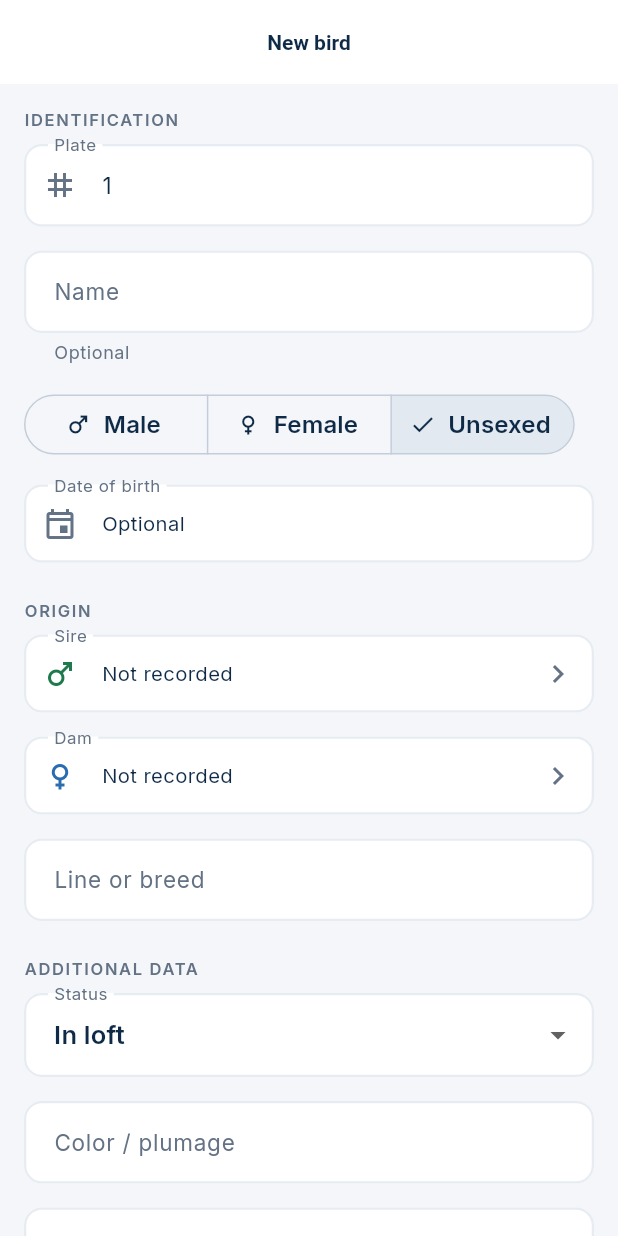
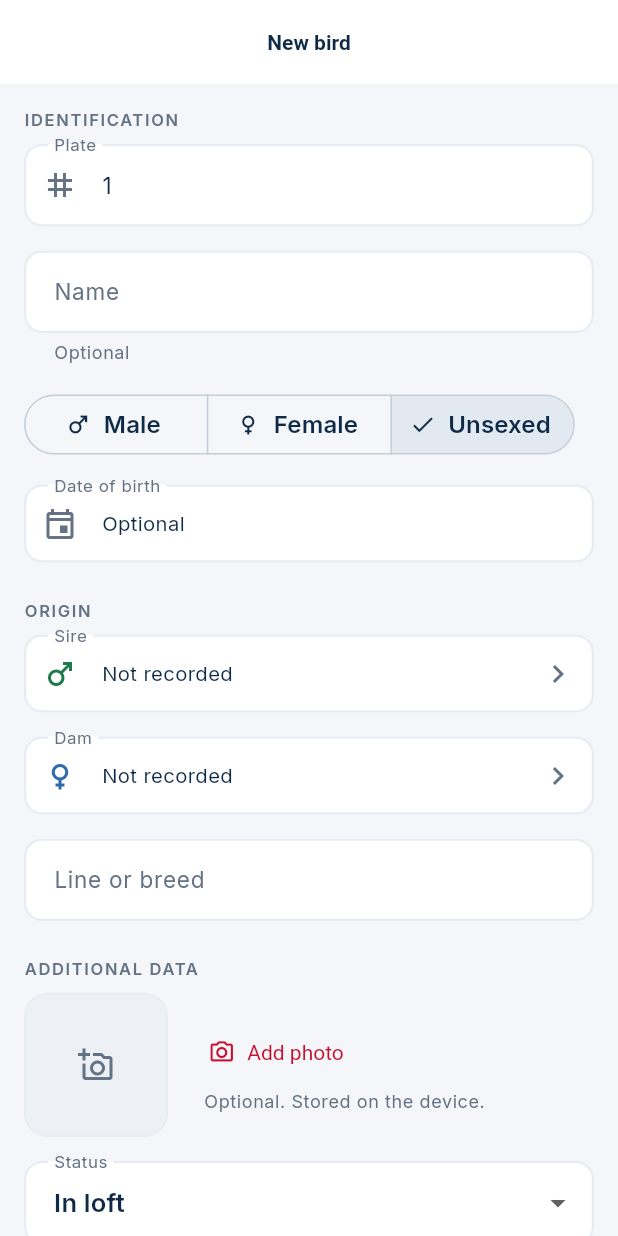
Before and after one commit to Crisgmz/criadorpro, a Flutter app: the BirdFormView screen opened by its route, on a phone screen of 412 x 824 dp. Run offline on Flutter 3.47's test engine with Material 3 defaults, Android fonts, the phone set to English and light mode, and no system bars; our stand-ins replace connectivity_plus, drift, drift_flutter, flutter_riverpod, go_router, image_picker and 2 more; accounts and stored records are empty; generated files the repository leaves out were written again.

Commit message:
RF-REG-15: foto del ejemplar
Cámara o galería, con los topes de RV-19 aplicados: 1.600 px de lado mayor y
2 MB. El redimensionado lo hace el selector en código nativo, que es órdenes de
magnitud más rápido que recorrer píxeles en Dart y evita cargar en memoria una
foto de 12 megapíxeles en un teléfono de gama baja. Solo si aun así se pasa de
2 MB se recomprime, y en un isolate para no congelar la interfaz.

La foto se guarda en el área privada de la app y en Drift solo viaja la ruta:
meter dos megas de binario en SQLite hincharía cada consulta y cada copia.
`photo_path` no va en el payload de sincronización porque una ruta local no
significa nada en otro dispositivo; la subida a Storage queda pendiente.

Sustituir una foto borra la anterior, pero solo cuando la nueva ya está en
disco: si la captura falla, el ejemplar conserva la que tenía.

Se ve en el formulario, en la ficha y como miniatura en la lista. Si el archivo
desapareció se cae al icono de sexo en lugar de romper la pantalla.

Permisos de cámara y fotos añadidos al Info.plist de iOS.

9 pruebas nuevas (255 en total).

Co-Authored-By: Claude Opus 5 (1M context) <noreply@anthropic.com>

```diff
--- /dev/null
+++ b/lib/core/media/photo_service.dart
@@ -0,0 +1,106 @@
+import 'dart:io';
+
+import 'package:flutter/foundation.dart';
+import 'package:image/image.dart' as img;
+import 'package:image_picker/image_picker.dart';
+import 'package:path/path.dart' as p;
+import 'package:path_provider/path_provider.dart';
+import 'package:uuid/uuid.dart';
+
+/// De dónde sale la foto del ejemplar — `RF-REG-15`.
+enum PhotoSource { camera, gallery }
+
+/// Captura y almacenamiento local de fotos.
+///
+/// La foto se guarda **en el sistema de archivos de la app**, nunca en la base:
+/// meter dos megas de binario en SQLite hincharía cada consulta y cada copia.
+/// En Drift solo viaja la ruta (`birds.photo_path`), y la subida a Storage es
+/// una operación aparte para que una foto pesada no bloquee la cola de datos.
+class PhotoService {
+  PhotoService({ImagePicker? picker, Uuid uuid = const Uuid()})
+    : _picker = picker ?? ImagePicker(),
+      _uuid = uuid;
+
+  final ImagePicker _picker;
+  final Uuid _uuid;
+
+  /// `RV-19` — 1.600 px en el lado mayor.
+  static const double maxSide = 1600;
+
+  /// `RV-19` — 2 MB por foto.
+  static const int maxBytes = 2 * 1024 * 1024;
+
+  /// Calidad inicial. Si aun así se pasa de [maxBytes] se vuelve a comprimir
+  /// más bajo, en lugar de rechazar la foto: el criador ya la tomó y decirle
+  /// que «pesa demasiado» sin más sería devolverle un problema que la app
+  /// puede resolver sola.
+  static const int _initialQuality = 85;
+  static const int _fallbackQuality = 60;
+
+  /// Carpeta de las fotos dentro del área privada de la app.
+  static const String _folder = 'bird_photos';
+
+  /// Abre la cámara o la galería y deja la foto lista en disco.
+  ///
+  /// Devuelve `null` si el usuario cancela — que no es un error y no debe
+  /// mostrar mensaje alguno.
+  Future<String?> capture(PhotoSource source) async {
+    // El redimensionado lo hace el propio selector, en código nativo: es
+    // órdenes de magnitud más rápido que recorrer los píxeles en Dart, y evita
+    // cargar en memoria una foto de 12 megapíxeles en un teléfono de gama baja.
+    final picked = await _picker.pickImage(
+      source: source == PhotoSource.camera ? ImageSource.camera : ImageSource.gallery,
+      maxWidth: maxSide,
+      maxHeight: maxSide,
+      imageQuality: _initialQuality,
+    );
+    if (picked == null) return null;
+
+    return _persist(picked);
+  }
+
+  Future<String> _persist(XFile picked) async {
+    final directory = Directory(p.join((await getApplicationDocumentsDirectory()).path, _folder));
+    if (!directory.existsSync()) await directory.create(recursive: true);
+
+    var bytes = await picked.readAsBytes();
+
+    // Segunda pasada solo si hace falta. A 1.600 px y 85 % casi ninguna foto
+    // llega a 2 MB, pero `RV-19` es un tope, no una expectativa: las que se
+    // pasan se recomprimen en un isolate para no congelar la interfaz.
+    if (bytes.length > maxBytes) {
+      bytes = await compute(_recompress, bytes);
+    }
+
+    // Nombre propio y no el original: dos fotos de galería pueden llamarse
+    // igual, y la extensión de origen puede no coincidir con lo que se guardó.
+    final file = File(p.join(directory.path, '${_uuid.v4()}.jpg'));
+    await file.writeAsBytes(bytes);
+    return file.path;
+  }
+
+  /// Recodifica a menor calidad. Se ejecuta fuera del hilo de la interfaz:
+  /// decodificar 2,5 megapíxeles en Dart tarda lo suficiente como para que se
+  /// note un tirón en el desplazamiento.
+  static Uint8List _recompress(Uint8List bytes) {
+    final decoded = img.decodeImage(bytes);
+    // Si no se puede decodificar se devuelve tal cual: perder la foto sería
+    // peor que guardarla algo más pesada de la cuenta.
+    if (decoded == null) return bytes;
+    return img.encodeJpg(decoded, quality: _fallbackQuality);
+  }
+
+  /// Borra el archivo de una foto sustituida o retirada.
+  ///
+  /// Nunca lanza: perder el archivo es intrascendente comparado con perder el
+  /// registro del ejemplar, y un fallo aquí no puede tumbar el guardado.
+  Future<void> deleteFile(String? path) async {
+    if (path == null) return;
+    try {
+      final file = File(path);
+      if (file.existsSync()) await file.delete();
+    } on FileSystemException {
+      // Sin efecto: la fila ya no la referencia.
+    }
+  }
+}
--- a/lib/core/providers/providers.dart
+++ b/lib/core/providers/providers.dart
@@ -32,6 +32,7 @@ import '../db/daos/clutches_dao.dart';
 import '../db/daos/profiles_dao.dart';
 import '../db/daos/sync_queue_dao.dart';
 import '../domain/sex.dart';
+import '../media/photo_service.dart';
 import '../network/connectivity_service.dart';
 import '../network/supabase_service.dart';
 import '../sync/sync_service.dart';
@@ -67,6 +68,9 @@ final syncQueueDaoProvider = Provider<SyncQueueDao>(
 );
 
 final connectivityServiceProvider = Provider<ConnectivityService>((ref) => ConnectivityService());
+
+/// Captura y almacenamiento local de fotos — `RF-REG-15`.
+final photoServiceProvider = Provider<PhotoService>((ref) => PhotoService());
 
 /// Estado de red para la franja de "sin conexión".
 final isOnlineProvider = StreamProvider<bool>(
@@ -251,6 +255,7 @@ final birdFormViewModelProvider = ChangeNotifierProvider.autoDispose
     .family<BirdFormViewModel, String?>(
       (ref, birdId) => BirdFormViewModel(
         repository: ref.watch(birdsRepositoryProvider),
+        photoService: ref.watch(photoServiceProvider),
         ownerId: ref.watch(currentOwnerIdProvider),
         birdId: birdId,
       ),
--- a/lib/features/birds/view/bird_detail_view.dart
+++ b/lib/features/birds/view/bird_detail_view.dart
@@ -1,3 +1,5 @@
+import 'dart:io';
+
 import 'package:flutter/material.dart';
 import 'package:flutter_riverpod/flutter_riverpod.dart';
 import 'package:go_router/go_router.dart';
@@ -314,11 +316,17 @@ class _Header extends StatelessWidget {
     final l10n = AppL10n.of(context);
     final color = SexBadge.colorOf(context, bird.sex);
 
+    // `RF-REG-15`: con foto, manda la foto. El icono de sexo no se pierde —
+    // sigue en la insignia de debajo, que además lleva su etiqueta textual.
+    final photo = bird.photoPath == null ? null : File(bird.photoPath!);
+    final hasPhoto = photo != null && photo.existsSync();
+
     return Row(
       children: [
         CircleAvatar(
           radius: 32,
           backgroundColor: color.withValues(alpha: 0.16),
+          foregroundImage: hasPhoto ? FileImage(photo) : null,
           child: Icon(SexBadge.iconOf(bird.sex), size: 32, color: color),
         ),
         const SizedBox(width: AppSpacing.md),
--- a/lib/features/birds/view/bird_form_view.dart
+++ b/lib/features/birds/view/bird_form_view.dart
@@ -15,6 +15,7 @@ import '../model/bird.dart';
 import '../viewmodel/bird_form_viewmodel.dart';
 import 'bird_labels.dart';
 import 'widgets/form_fields.dart';
+import 'widgets/photo_field.dart';
 
 /// Alta y edición de un ejemplar. Sin [birdId] es un alta.
 class BirdFormView extends ConsumerStatefulWidget {
@@ -182,6 +183,13 @@ class _BirdFormViewState extends ConsumerState<BirdFormView> {
 
           const SizedBox(height: AppSpacing.lg),
           SectionLabel(l10n.birdSectionExtra),
+          PhotoField(
+            path: viewModel.photoPath,
+            isBusy: viewModel.isCapturingPhoto,
+            onCapture: viewModel.capturePhoto,
+            onRemove: viewModel.removePhoto,
+          ),
+          const SizedBox(height: AppSpacing.md),
           DropdownButtonFormField<BirdStatus>(
             initialValue: viewModel.status,
             decoration: InputDecoration(labelText: l10n.fieldStatus),
--- a/lib/features/birds/view/birds_list_view.dart
+++ b/lib/features/birds/view/birds_list_view.dart
@@ -1,3 +1,5 @@
+import 'dart:io';
+
 import 'package:flutter/material.dart';
 import 'package:flutter_riverpod/flutter_riverpod.dart';
 import 'package:go_router/go_router.dart';
@@ -168,10 +170,14 @@ class _BirdTile extends StatelessWidget {
       if (bird.status != BirdStatus.active) statusLabel(l10n, bird.status),
     ].join(' · ');
 
+    final photo = bird.photoPath == null ? null : File(bird.photoPath!);
+    final hasPhoto = photo != null && photo.existsSync();
+
     return ListTile(
       onTap: () => context.push(Routes.birdDetail(bird.id)),
       leading: CircleAvatar(
         backgroundColor: color.withValues(alpha: 0.16),
+        foregroundImage: hasPhoto ? FileImage(photo) : null,
         child: Icon(SexBadge.iconOf(bird.sex), color: color),
       ),
       title: Text(bird.displayName, maxLines: 1, overflow: TextOverflow.ellipsis),
--- /dev/null
+++ b/lib/features/birds/view/widgets/photo_field.dart
@@ -0,0 +1,114 @@
+import 'dart:io';
+
+import 'package:flutter/material.dart';
+
+import '../../../../core/media/photo_service.dart';
+import '../../../../core/theme/app_spacing.dart';
+import '../../../../l10n/generated/app_l10n.dart';
+
+/// Foto del ejemplar en el formulario — `RF-REG-15`, pantalla 19.
+///
+/// La foto se lee del disco por su ruta: en la base solo viaja el camino, no el
+/// binario. Si el archivo desapareció —copia restaurada en otro dispositivo,
+/// limpieza del sistema— se cae al marcador vacío en vez de romper la pantalla.
+class PhotoField extends StatelessWidget {
+  const PhotoField({
+    required this.path,
+    required this.isBusy,
+    required this.onCapture,
+    required this.onRemove,
+    super.key,
+  });
+
+  final String? path;
+  final bool isBusy;
+  final ValueChanged<PhotoSource> onCapture;
+  final VoidCallback onRemove;
+
+  Future<void> _choose(BuildContext context) async {
+    final l10n = AppL10n.of(context);
+
+    final source = await showModalBottomSheet<PhotoSource>(
+      context: context,
+      builder: (context) => SafeArea(
+        child: Column(
+          mainAxisSize: MainAxisSize.min,
+          children: [
+            ListTile(
+              leading: const Icon(Icons.photo_camera_outlined),
+              title: Text(l10n.photoFromCamera),
+              onTap: () => Navigator.of(context).pop(PhotoSource.camera),
+            ),
+            ListTile(
+              leading: const Icon(Icons.photo_library_outlined),
+              title: Text(l10n.photoFromGallery),
+              onTap: () => Navigator.of(context).pop(PhotoSource.gallery),
+            ),
+          ],
+        ),
+      ),
+    );
+
+    if (source != null) onCapture(source);
+  }
+
+  @override
+  Widget build(BuildContext context) {
+    final l10n = AppL10n.of(context);
+    final theme = Theme.of(context);
+    final file = path == null ? null : File(path!);
+    final hasPhoto = file != null && file.existsSync();
+
+    return Row(
+      children: [
+        GestureDetector(
+          onTap: isBusy ? null : () => _choose(context),
+          child: Container(
+            width: 96,
+            height: 96,
+            clipBehavior: Clip.antiAlias,
+            decoration: BoxDecoration(
+              color: theme.colorScheme.surfaceContainerHigh,
+              borderRadius: BorderRadius.circular(AppRadius.card),
+              border: Border.all(color: theme.colorScheme.outlineVariant),
+            ),
+            child: isBusy
+                ? const Center(child: CircularProgressIndicator(strokeWidth: 2))
+                : hasPhoto
+                ? Image.file(file, fit: BoxFit.cover)
+                : Icon(Icons.add_a_photo_outlined, color: theme.colorScheme.onSurfaceVariant),
+          ),
+        ),
+        const SizedBox(width: AppSpacing.md),
+        Expanded(
+          child: Column(
+            crossAxisAlignment: CrossAxisAlignment.start,
+            children: [
+              TextButton.icon(
+                onPressed: isBusy ? null : () => _choose(context),
+                icon: const Icon(Icons.photo_camera_outlined),
+                label: Text(hasPhoto ? l10n.photoChange : l10n.photoAdd),
+              ),
+              if (hasPhoto)
+                TextButton.icon(
+                  onPressed: isBusy ? null : onRemove,
+                  icon: const Icon(Icons.delete_outline),
+                  label: Text(l10n.photoRemove),
+                )
+              else
+                Padding(
+                  padding: const EdgeInsets.only(left: AppSpacing.sm),
+                  child: Text(
+                    l10n.photoHint,
+                    style: theme.textTheme.bodySmall?.copyWith(
+                      color: theme.colorScheme.onSurfaceVariant,
+                    ),
+                  ),
+                ),
+            ],
+          ),
+        ),
+      ],
+    );
+  }
+}
--- a/lib/features/birds/viewmodel/bird_form_viewmodel.dart
+++ b/lib/features/birds/viewmodel/bird_form_viewmodel.dart
@@ -1,5 +1,6 @@
 import '../../../core/base/base_viewmodel.dart';
 import '../../../core/domain/sex.dart';
+import '../../../core/media/photo_service.dart';
 import '../../../core/utils/validators.dart';
 import '../model/bird.dart';
 import '../repository/birds_repository.dart';
@@ -9,12 +10,18 @@ import '../repository/birds_repository.dart';
 /// Mantiene el borrador en memoria y solo toca el repositorio al enviar, así el
 /// usuario puede cambiar de idea sin dejar registros a medias.
 class BirdFormViewModel extends BaseViewModel {
-  BirdFormViewModel({required BirdsRepository repository, required String ownerId, String? birdId})
-    : _repository = repository,
-      _ownerId = ownerId,
-      _birdId = birdId;
+  BirdFormViewModel({
+    required BirdsRepository repository,
+    required PhotoService photoService,
+    required String ownerId,
+    String? birdId,
+  }) : _repository = repository,
+       _photoService = photoService,
+       _ownerId = ownerId,
+       _birdId = birdId;
 
   final BirdsRepository _repository;
+  final PhotoService _photoService;
   final String _ownerId;
   final String? _birdId;
 
@@ -31,6 +38,8 @@ class BirdFormViewModel extends BaseViewModel {
   String _notes = '';
   Bird? _father;
   Bird? _mother;
+  String? _photoPath;
+  bool _capturingPhoto = false;
 
   ValidationError? _plateError;
   ValidationError? _weightError;
@@ -57,6 +66,13 @@ class BirdFormViewModel extends BaseViewModel {
 
   /// El propio ejemplar no puede ser su padre ni su madre (`RV-10`).
   String? get excludeId => _birdId;
+
+  /// Ruta local de la foto — `RF-REG-15`.
+  String? get photoPath => _photoPath;
+
+  /// La captura pasa por la cámara y por una recompresión: puede tardar lo
+  /// suficiente como para que haga falta decírselo al usuario.
+  bool get isCapturingPhoto => _capturingPhoto;
   ValidationError? get plateError => _plateError;
   ValidationError? get weightError => _weightError;
 
@@ -91,6 +107,7 @@ class BirdFormViewModel extends BaseViewModel {
       _line = bird.line ?? '';
       _weight = bird.weightG?.toString() ?? '';
       _notes = bird.notes ?? '';
+      _photoPath = bird.photoPath;
       _father = await _findOrNull(bird.fatherId);
       _mother = await _findOrNull(bird.motherId);
     } else {
@@ -138,6 +155,31 @@ class BirdFormViewModel extends BaseViewModel {
   }
 
   void setNotes(String value) => _notes = value;
+
+  /// `RF-REG-15` — cámara o galería. Cancelar no cambia nada ni avisa.
+  Future<void> capturePhoto(PhotoSource source) async {
+    _capturingPhoto = true;
+    safeNotify();
+
+    final path = await _photoService.capture(source);
+    if (path != null) {
+      // La anterior se borra solo cuando la nueva ya está en disco: si la
+      // captura falla, el ejemplar conserva la foto que tenía.
+      final previous = _photoPath;
+      _photoPath = path;
+      if (previous != null && previous != path) await _photoService.deleteFile(previous);
+    }
+
+    _capturingPhoto = false;
+    safeNotify();
+  }
+
+  /// Quita la foto del ejemplar. El archivo no se borra hasta guardar: si el
+  /// criador se arrepiente y sale sin guardar, la foto sigue ahí.
+  void removePhoto() {
+    _photoPath = null;
+    safeNotify();
+  }
 
   /// Lo elige la pantalla 18 (`RF-REG-11`).
   void setFather(Bird? value) {
@@ -205,6 +247,7 @@ class BirdFormViewModel extends BaseViewModel {
       fatherId: () => fatherId,
       motherId: () => motherId,
       notes: () => _emptyToNull(_notes),
+      photoPath: () => _photoPath,
     );
 
     final result = await _repository.save(draft);
--- a/lib/l10n/app_en.arb
+++ b/lib/l10n/app_en.arb
@@ -227,6 +227,14 @@
   "pedigreeLegendMale": "Sires",
   "pedigreeLegendFemale": "Dams",
 
+  "photoTitle": "Photo",
+  "photoAdd": "Add photo",
+  "photoChange": "Change photo",
+  "photoRemove": "Remove photo",
+  "photoFromCamera": "Take a photo",
+  "photoFromGallery": "Choose from gallery",
+  "photoHint": "Optional. Stored on the device.",
+
   "birdTabData": "Details",
   "birdTabTests": "Trials",
   "birdTabOffspring": "Offspring",
--- a/pubspec.yaml
+++ b/pubspec.yaml
@@ -51,6 +51,8 @@ dependencies:
   intl: ^0.20.2
   pdf: ^3.12.0
   printing: ^5.14.3
+  image_picker: ^1.2.3
+  image: ^4.9.1
 
 dev_dependencies:
   flutter_test:
```
Also changed, not shown: lib/l10n/app_es.arb (+8 -0 lines), pubspec.lock, 3 other files.
